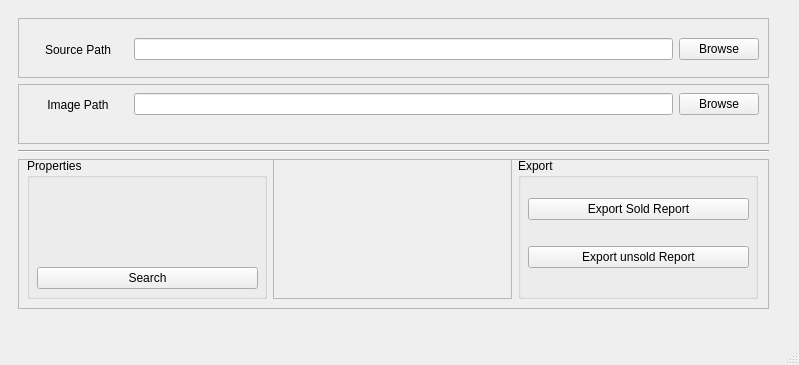
Qt form mainUI.ui (agin0634/report-helper) before a commit.
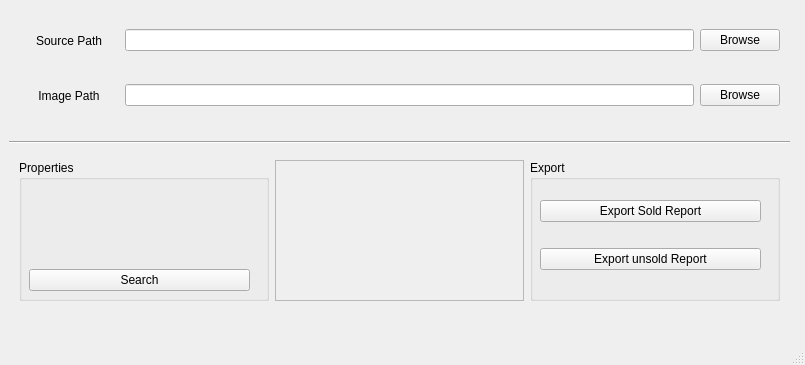
The same form after that commit.

The edit to the form file:
```diff
--- a/mainUI.ui
+++ b/mainUI.ui
@@ -6,7 +6,7 @@
    <rect>
     <x>0</x>
     <y>0</y>
-    <width>799</width>
+    <width>805</width>
     <height>365</height>
    </rect>
   </property>
@@ -25,37 +25,19 @@
     </property>
     <layout class="QVBoxLayout" name="verticalLayout">
      <item>
-      <widget class="QWidget" name="widget_2" native="true">
-       <widget class="QWidget" name="verticalLayoutWidget_2">
-        <property name="geometry">
-         <rect>
-          <x>9</x>
-          <y>9</y>
-          <width>751</width>
-          <height>291</height>
-         </rect>
-        </property>
-        <layout class="QVBoxLayout" name="verticalLayout_2">
-         <item>
-          <widget class="QFrame" name="frame">
+      <widget class="QWidget" name="widget" native="true">
            <property name="maximumSize">
             <size>
              <width>16777215</width>
              <height>60</height>
             </size>
            </property>
-           <property name="frameShape">
-            <enum>QFrame::StyledPanel</enum>
-           </property>
-           <property name="frameShadow">
-            <enum>QFrame::Raised</enum>
-           </property>
            <widget class="QWidget" name="horizontalLayoutWidget">
             <property name="geometry">
              <rect>
               <x>10</x>
               <y>11</y>
-              <width>731</width>
+          <width>761</width>
               <height>41</height>
              </rect>
             </property>
@@ -91,25 +73,19 @@
           </widget>
          </item>
          <item>
-          <widget class="QFrame" name="frame_2">
+      <widget class="QWidget" name="widget_2" native="true">
            <property name="maximumSize">
             <size>
              <width>16777215</width>
              <height>60</height>
             </size>
            </property>
-           <property name="frameShape">
-            <enum>QFrame::StyledPanel</enum>
-           </property>
-           <property name="frameShadow">
-            <enum>QFrame::Raised</enum>
-           </property>
            <widget class="QWidget" name="horizontalLayoutWidget_2">
             <property name="geometry">
              <rect>
               <x>10</x>
               <y>0</y>
-              <width>731</width>
+          <width>761</width>
               <height>41</height>
              </rect>
             </property>
@@ -152,19 +128,13 @@
           </widget>
          </item>
          <item>
-          <widget class="QFrame" name="frame_3">
-           <property name="frameShape">
-            <enum>QFrame::StyledPanel</enum>
-           </property>
-           <property name="frameShadow">
-            <enum>QFrame::Raised</enum>
-           </property>
+      <widget class="QWidget" name="widget_3" native="true">
            <widget class="QWidget" name="horizontalLayoutWidget_3">
             <property name="geometry">
              <rect>
-              <x>9</x>
-              <y>-1</y>
-              <width>731</width>
+          <x>10</x>
+          <y>10</y>
+          <width>761</width>
               <height>141</height>
              </rect>
             </property>
@@ -254,16 +224,12 @@
         </layout>
        </widget>
       </widget>
-     </item>
-    </layout>
-   </widget>
-  </widget>
   <widget class="QMenuBar" name="menubar">
    <property name="geometry">
     <rect>
      <x>0</x>
      <y>0</y>
-     <width>799</width>
+     <width>805</width>
      <height>21</height>
     </rect>
    </property>
```
Left out of the diff: 64 changed lines with no effect on the pictures. Lines whose indentation alone changed are shown as unchanged.
